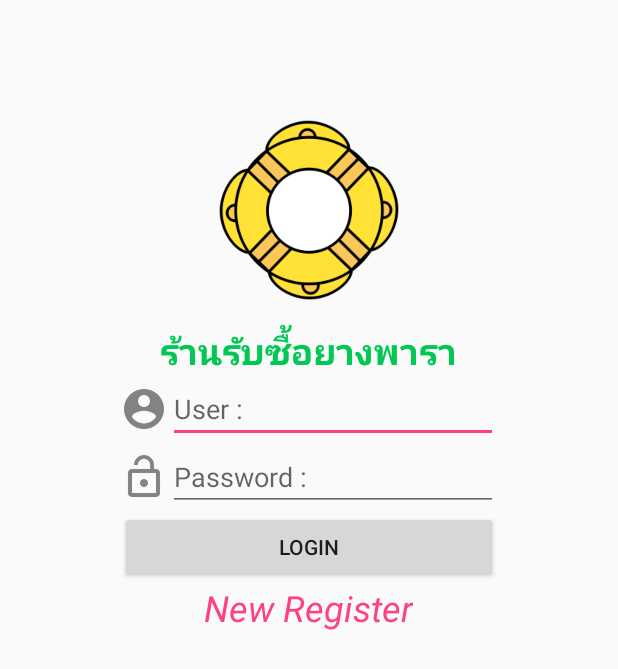
After one commit to Amonsirik/RMUTSV, an Android app: the layout fragment_main.xml on its own in the app's theme, with its tools: preview values and no code run, on a phone screen of 412 x 824 dp. The commit adds this screen. Shown: the top 669 px of the screen. Run offline under Robolectric (Android 15) with nearby library versions, the phone set to English and light mode, and no system bars.

Commit message:
design ui

```diff
--- a/app/src/main/res/layout/activity_main.xml
+++ b/app/src/main/res/layout/activity_main.xml
@@ -1,18 +1,16 @@
 <?xml version="1.0" encoding="utf-8"?>
-<android.support.constraint.ConstraintLayout xmlns:android="http://schemas.android.com/apk/res/android"
+<android.support.constraint.ConstraintLayout
+    xmlns:android="http://schemas.android.com/apk/res/android"
+    xmlns:tools="http://schemas.android.com/tools"
     xmlns:app="http://schemas.android.com/apk/res-auto"
-    xmlns:tools="http://schemas.android.com/tools"
     android:layout_width="match_parent"
     android:layout_height="match_parent"
     tools:context="app.sirikhamhom.amon.rmutsvservice.MainActivity">
 
-    <TextView
-        android:layout_width="wrap_content"
-        android:layout_height="wrap_content"
-        android:text="Hello World!"
-        app:layout_constraintBottom_toBottomOf="parent"
-        app:layout_constraintLeft_toLeftOf="parent"
-        app:layout_constraintRight_toRightOf="parent"
-        app:layout_constraintTop_toTopOf="parent" />
+   <!--Content Fragment-->
+    <FrameLayout
+        android:id="@+id/contentFragmentMain"
+        android:layout_width="match_parent"
+        android:layout_height="match_parent"/>
 
 </android.support.constraint.ConstraintLayout>
--- /dev/null
+++ b/app/src/main/res/layout/fragment_main.xml
@@ -0,0 +1,91 @@
+<?xml version="1.0" encoding="utf-8"?>
+<RelativeLayout xmlns:android="http://schemas.android.com/apk/res/android"
+    android:layout_width="match_parent" android:layout_height="match_parent">
+    <!--Content-->
+    <LinearLayout
+        android:padding="@dimen/margin"
+        android:layout_margin="@dimen/margin"
+        android:orientation="vertical"
+        android:layout_width="match_parent"
+        android:layout_height="wrap_content">
+
+        <!--logo-->
+        <ImageView
+            android:layout_gravity="center_horizontal"
+            android:src="@drawable/logo"
+            android:layout_width="@dimen/logo"
+            android:layout_height="@dimen/logo" />
+
+        <!--App Name-->
+        <TextView
+            android:layout_marginTop="16dp"
+            android:textColor="@color/colorPrimaryDark"
+            android:layout_gravity="center_horizontal"
+            android:textStyle="bold"
+            android:textSize="@dimen/h1"
+            android:text="@string/thai_name"
+            android:layout_width="wrap_content"
+            android:layout_height="wrap_content" />
+
+        <!--User-->
+        <LinearLayout
+            android:orientation="horizontal"
+            android:layout_width="match_parent"
+            android:layout_height="wrap_content">
+            <!--Icon-->
+            <ImageView
+                android:layout_gravity="center_vertical"
+                android:src="@drawable/ic_action_user"
+                android:layout_width="wrap_content"
+                android:layout_height="wrap_content" />
+            <!--TextField-->
+            <EditText
+                android:textColor="@color/colorPrimaryDark"
+                android:inputType="text"
+                android:hint="@string/user"
+                android:layout_width="match_parent"
+                android:layout_height="wrap_content" />
+
+        </LinearLayout>
+
+        <!--Password-->
+        <LinearLayout
+            android:orientation="horizontal"
+            android:layout_width="match_parent"
+            android:layout_height="wrap_content">
+
+            <!--Icon-->
+            <ImageView
+                android:layout_gravity="center_vertical"
+                android:src="@drawable/ic_action_password"
+                android:layout_width="wrap_content"
+                android:layout_height="wrap_content" />
+            <!--TextField-->
+            <EditText
+                android:textColor="@color/colorPrimaryDark"
+                android:inputType="text"
+                android:hint="@string/password"
+                android:layout_width="match_parent"
+                android:layout_height="wrap_content" />
+
+        </LinearLayout>
+
+        <!--Login Button-->
+        <Button
+            android:text="Login"
+            android:layout_width="match_parent"
+            android:layout_height="wrap_content" />
+
+        <!--New Register-->
+        <TextView
+            android:textColor="@color/colorAccent"
+            android:textStyle="italic"
+            android:layout_gravity="center_horizontal"
+            android:textSize="@dimen/h1"
+            android:text="@string/register"
+            android:layout_width="wrap_content"
+            android:layout_height="wrap_content" />
+
+
+    </LinearLayout>
+</RelativeLayout>
--- a/app/src/main/res/values/colors.xml
+++ b/app/src/main/res/values/colors.xml
@@ -1,6 +1,6 @@
 <?xml version="1.0" encoding="utf-8"?>
 <resources>
-    <color name="colorPrimary">#3F51B5</color>
-    <color name="colorPrimaryDark">#303F9F</color>
+    <color name="colorPrimary">#00c853</color>
+    <color name="colorPrimaryDark">#00c853</color>
     <color name="colorAccent">#FF4081</color>
 </resources>
--- /dev/null
+++ b/app/src/main/res/values/dimens.xml
@@ -0,0 +1,9 @@
+<?xml version="1.0" encoding="utf-8"?>
+<resources>
+    <dimen name="margin">40dp</dimen>
+    <dimen name="h1">24sp</dimen>
+    <dimen name="h1">18sp</dimen>
+    <dimen name="logo">120dp</dimen>
+
+
+</resources>
--- a/app/src/main/res/values/strings.xml
+++ b/app/src/main/res/values/strings.xml
@@ -1,3 +1,9 @@
 <resources>
     <string name="app_name">RMUTSV Service</string>
+    <string name="thai_name">ร้านรับซื้อยางพารา</string>
+    <string name="user">User :</string>
+    <string name="password">Password :</string>
+    <string name="register">New Register</string>
+
+
 </resources>
--- a/app/src/main/res/values/styles.xml
+++ b/app/src/main/res/values/styles.xml
@@ -1,7 +1,7 @@
 <resources>
 
     <!-- Base application theme. -->
-    <style name="AppTheme" parent="Theme.AppCompat.Light.DarkActionBar">
+    <style name="AppTheme" parent="Theme.AppCompat.Light.NoActionBar">
         <!-- Customize your theme here. -->
         <item name="colorPrimary">@color/colorPrimary</item>
         <item name="colorPrimaryDark">@color/colorPrimaryDark</item>
```
Also changed, not shown: app/src/main/res/drawable-hdpi/ic_action_password.png (added), app/src/main/res/drawable-hdpi/ic_action_user.png (added), app/src/main/res/drawable-mdpi/ic_action_password.png (added), app/src/main/res/drawable-mdpi/ic_action_user.png (added), app/src/main/res/drawable-v24/logo.png (added), app/src/main/res/drawable-xhdpi/ic_action_password.png (added), app/src/main/res/drawable-xhdpi/ic_action_user.png (added), app/src/main/res/drawable-xxhdpi/ic_action_password.png (added), app/src/main/res/drawable-xxhdpi/ic_action_user.png (added).
